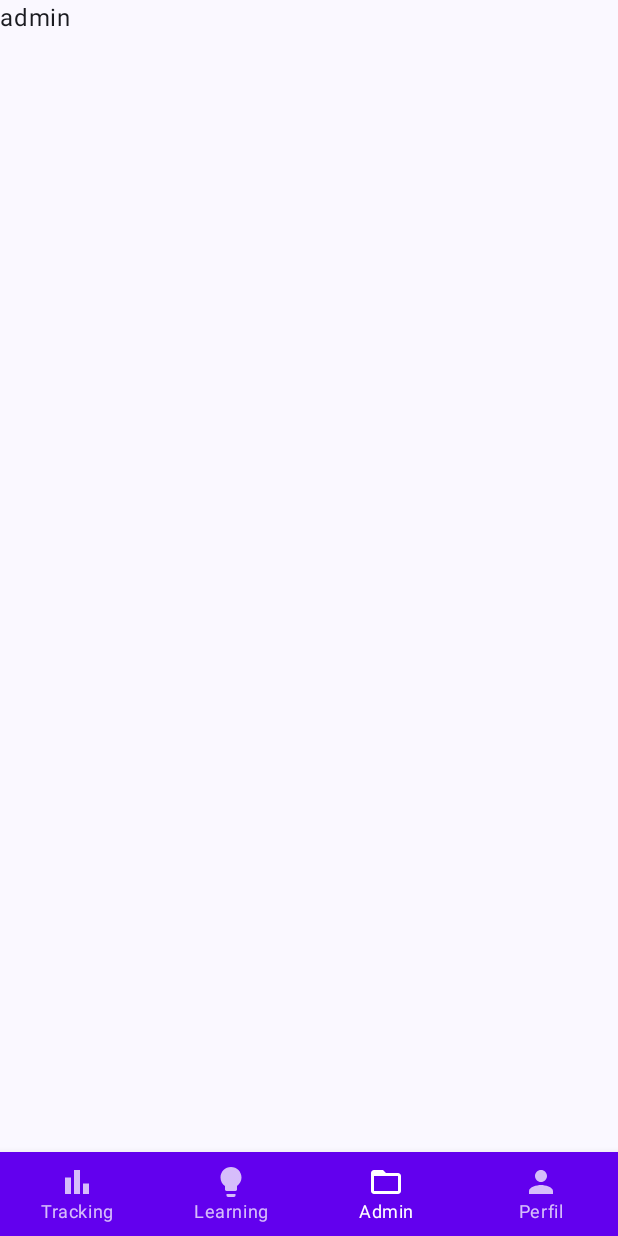
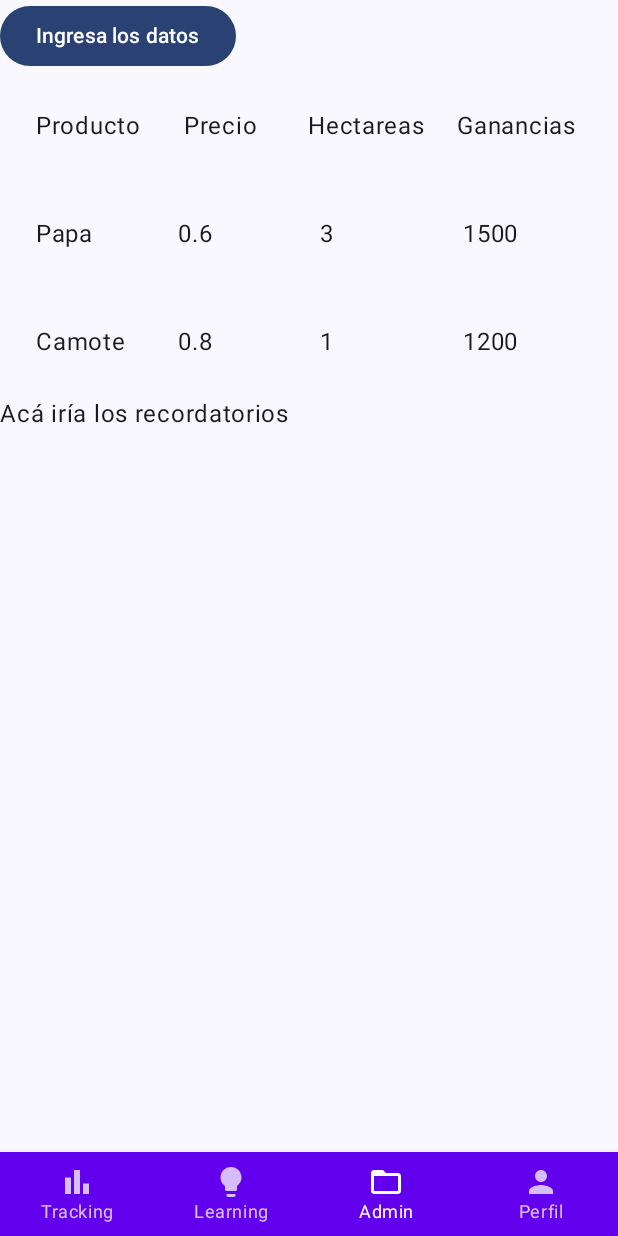
Before and after one commit to MCristina12/ALLPA_IDIC, an Android app built with Jetpack Compose: the AdminScreen screen opened through its navigation route, on a phone screen of 412 x 824 dp. Run offline under Robolectric (Android 15) with nearby library versions, the phone set to English and light mode, and no system bars.

Commit message:
esqueleto add datos

```diff
--- a/app/src/main/java/com/example/idicpatente/admin/AdminScreen.kt
+++ b/app/src/main/java/com/example/idicpatente/admin/AdminScreen.kt
@@ -1,12 +1,18 @@
 package com.example.idicpatente.admin
 
+import androidx.compose.foundation.layout.Column
 import androidx.compose.material3.Text
 import androidx.compose.runtime.Composable
 import androidx.navigation.NavController
+import com.example.idicpatente.admin.components.RecordatorioSec
+import com.example.idicpatente.admin.components.RegistroSec
 
 @Composable
 fun AdminScreen(
     navController: NavController
 ){
-    Text(text = "admin")
+    Column {
+        RegistroSec()
+        RecordatorioSec()
+    }
 }
--- /dev/null
+++ b/app/src/main/java/com/example/idicpatente/admin/components/RecordatorioSec.kt
@@ -0,0 +1,10 @@
+package com.example.idicpatente.admin.components
+
+import androidx.compose.material3.Text
+import androidx.compose.runtime.Composable
+
+@Composable
+fun RecordatorioSec(){
+
+    Text(text = "Acá iría los recordatorios")
+}
--- /dev/null
+++ b/app/src/main/java/com/example/idicpatente/admin/components/RegistroSec.kt
@@ -0,0 +1,64 @@
+package com.example.idicpatente.admin.components
+
+import androidx.compose.foundation.layout.Column
+import androidx.compose.foundation.layout.Row
+import androidx.compose.foundation.layout.fillMaxWidth
+import androidx.compose.foundation.layout.padding
+import androidx.compose.material3.Button
+import androidx.compose.material3.Text
+import androidx.compose.runtime.Composable
+import androidx.compose.runtime.mutableStateOf
+import androidx.compose.runtime.remember
+import androidx.compose.ui.Modifier
+import androidx.compose.ui.unit.dp
+
+@Composable
+fun RegistroSec(){
+    val openDialog = remember { mutableStateOf(false)  }
+
+    val datos = remember {
+        mutableStateOf(
+            arrayListOf(
+                listOf("Producto", "Precio", "Hectareas", "Ganancias"),
+                listOf("Papa", "0.6", "3",  "1500"),
+                listOf("Camote", "0.8", "1",  "1200")
+            )
+        )
+    }
+
+
+    Column {
+        Button(
+            onClick = { openDialog.value = true }
+        ) {
+            Text(text = "Ingresa los datos")
+        }
+        for (fila in datos.value) {
+            Row(
+                modifier = Modifier
+                    .fillMaxWidth()
+                    .padding(16.dp)
+
+            ) {
+                for (celda in fila) {
+                    var weight = .3f
+                    if (celda == "Producto" || celda == "Hectareas" || celda == "Ganancias"){
+                        weight = .3f
+                    }else{
+                        weight = .25f
+                    }
+                    Text(
+                        text = celda,
+                        modifier = Modifier
+                            .padding(8.dp)
+                            .weight(weight)
+                    )
+                }
+            }
+        }
+
+        if(openDialog.value){
+            RegistroDatosSec(datos = datos, state = openDialog)
+        }
+    }
+}
```
Also changed, not shown: app/src/main/java/com/example/idicpatente/admin/components/RegistroDatosSec.kt (added, +64 -0 lines).
